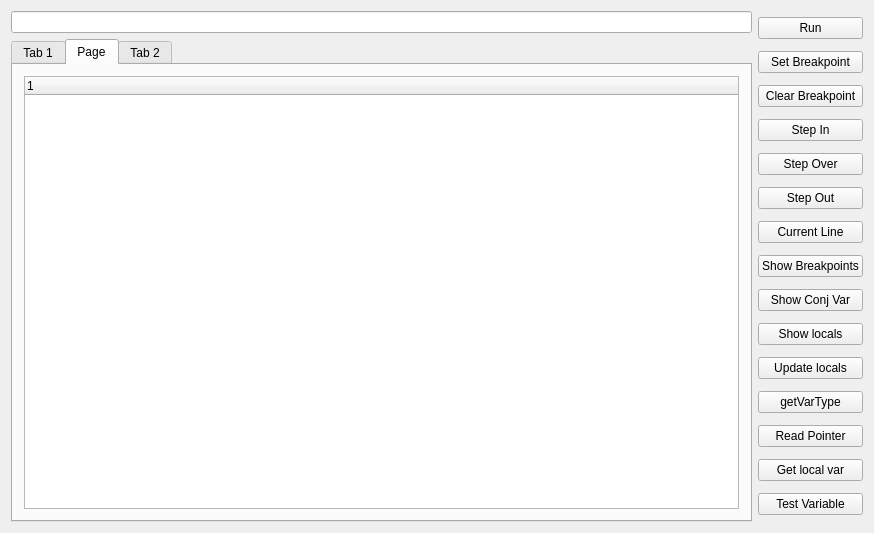
First picture: the form in mainwindow.ui, repository BaranovMykola/UiDebuggerGdb, before the edit.
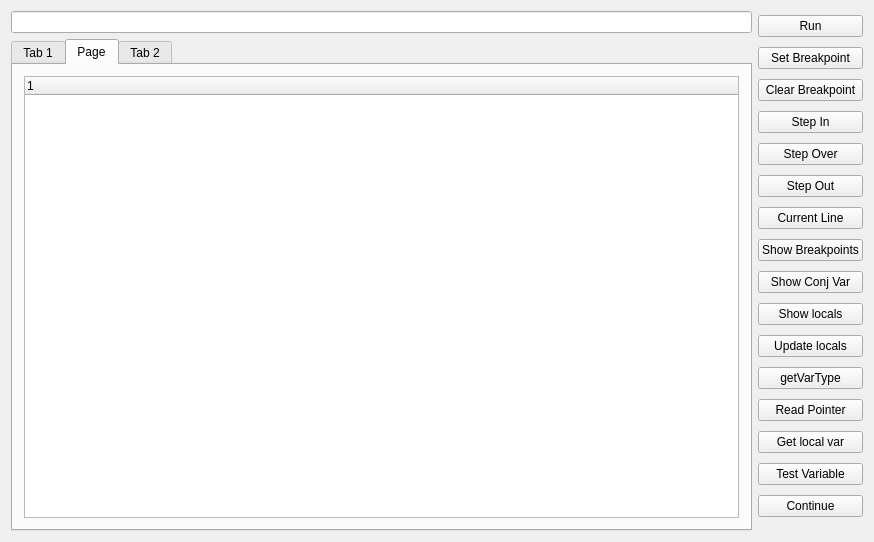
Second picture: the form after the edit.

Commit message: Added continue method to debugger

Patch:
```diff
--- a/mainwindow.ui
+++ b/mainwindow.ui
@@ -7,7 +7,7 @@
     <x>0</x>
     <y>0</y>
     <width>874</width>
-    <height>533</height>
+    <height>542</height>
    </rect>
   </property>
   <property name="windowTitle">
@@ -122,6 +122,13 @@
         </property>
        </widget>
       </item>
+      <item>
+       <widget class="QPushButton" name="butContinue">
+        <property name="text">
+         <string>Continue</string>
+        </property>
+       </widget>
+      </item>
      </layout>
     </item>
     <item row="0" column="0">
```
The commit also changes 4 other files.
